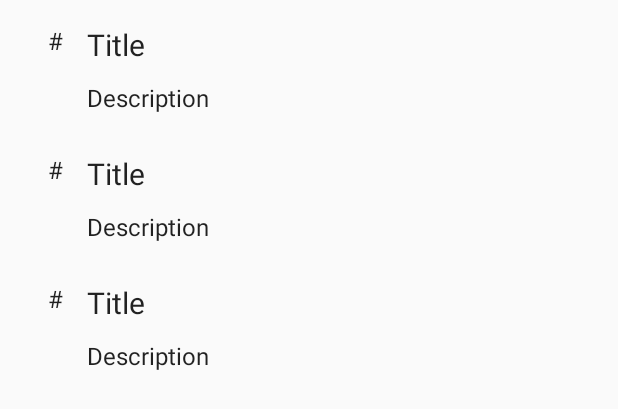
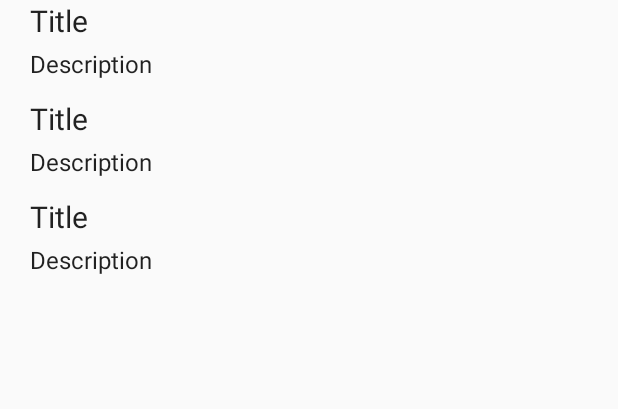
Before and after one commit to Microhive/Android-Health-App, an Android app: the layout fragment_allergyproductitem_list.xml on its own in the app's theme, with its tools: preview values and no code run, on a phone screen of 412 x 824 dp. Shown: the top 409 px of the screen. Run offline under Robolectric (Android 15) with nearby library versions, the phone set to English and light mode, and no system bars.

Commit message:
List now updates upon changes

```diff
--- a/AllergyTracker/app/src/main/java/dk/itu/ubicomp/android/allergytracker/DAL/Models/AllergyProductDb.java
+++ b/AllergyTracker/app/src/main/java/dk/itu/ubicomp/android/allergytracker/DAL/Models/AllergyProductDb.java
@@ -34,7 +34,7 @@ public class AllergyProductDb {
         return DALDb.create(item);
     }
 
-    public void remove(int id) {
+    public void remove(Long id) {
         DALDb.remove(id);
     }
 
--- a/AllergyTracker/app/src/main/java/dk/itu/ubicomp/android/allergytracker/DAL/Models/IDAL.java
+++ b/AllergyTracker/app/src/main/java/dk/itu/ubicomp/android/allergytracker/DAL/Models/IDAL.java
@@ -9,7 +9,7 @@ import dk.itu.ubicomp.android.allergytracker.DAL.Models.AllergyProduct;
  */
 public interface IDAL <E>{
     AllergyProduct create(E item);
-    void remove(int id);
+    void remove(Long id);
     void update(E item);
     List<E> getItems();
 }
--- a/AllergyTracker/app/src/main/res/layout/barcode_capture.xml
+++ b/AllergyTracker/app/src/main/res/layout/barcode_capture.xml
@@ -11,7 +11,8 @@
   <dk.itu.ubicomp.android.allergytracker.camera.CameraSourcePreview
       android:id="@+id/preview"
       android:layout_width="match_parent"
-      android:layout_height="match_parent">
+      android:layout_height="match_parent"
+      >
 
     <dk.itu.ubicomp.android.allergytracker.camera.GraphicOverlay
         android:id="@+id/graphicOverlay"
--- a/AllergyTracker/app/src/main/res/layout/fragment_allergyproductitem.xml
+++ b/AllergyTracker/app/src/main/res/layout/fragment_allergyproductitem.xml
@@ -2,15 +2,9 @@
 <RelativeLayout xmlns:android="http://schemas.android.com/apk/res/android"
               android:layout_width="match_parent"
               android:layout_height="wrap_content"
-              android:orientation="horizontal">
-
-    <TextView
-        android:id="@+id/id"
-        android:layout_width="wrap_content"
-        android:layout_height="wrap_content"
-        android:layout_margin="@dimen/text_margin"
-        android:text="#"
-        android:textAppearance="?attr/textAppearanceListItem"/>
+              android:orientation="horizontal"
+                android:paddingLeft="20dp"
+                android:paddingRight="20dp">
 
     <TextView
         android:id="@+id/title"
@@ -18,11 +12,9 @@
         android:layout_height="wrap_content"
         android:textAppearance="?attr/textAppearanceListItem"
         android:text="Title"
-        android:layout_alignTop="@+id/id"
-        android:layout_toRightOf="@+id/id"
-        android:layout_toEndOf="@+id/id"
         android:singleLine="true"
-        android:textSize="20dp"/>
+        android:textSize="20sp"
+        android:layout_marginBottom="4dp"/>
 
     <TextView
         android:id="@+id/description"
@@ -30,10 +22,11 @@
         android:layout_height="wrap_content"
         android:textAppearance="?attr/textAppearanceListItem"
         android:text="Description"
-        android:layout_below="@+id/id"
+        android:singleLine="true"
+        android:layout_below="@+id/title"
+        android:layout_alignParentRight="true"
         android:layout_alignParentEnd="true"
-        android:singleLine="true"
-        android:layout_toRightOf="@+id/id"
-        android:layout_toEndOf="@+id/id"
-        android:layout_marginBottom="10dp"/>
+        android:layout_marginBottom="12dp"
+        android:layout_alignLeft="@+id/title"
+        android:layout_alignStart="@+id/title"/>
 </RelativeLayout>
--- a/AllergyTracker/app/src/main/res/layout/fragment_allergyproductitem_list.xml
+++ b/AllergyTracker/app/src/main/res/layout/fragment_allergyproductitem_list.xml
@@ -7,8 +7,8 @@
     xmlns:tools="http://schemas.android.com/tools"
     android:layout_width="match_parent"
     android:layout_height="match_parent"
-    android:layout_marginLeft="16dp"
-    android:layout_marginRight="16dp"
+    android:scrollbars="vertical"
+    android:fadeScrollbars="true"
     app:layoutManager="LinearLayoutManager"
     tools:context="dk.itu.ubicomp.android.allergytracker.AllergyProductItemFragment"
     tools:listitem="@layout/fragment_allergyproductitem"/>
--- a/AllergyTracker/app/src/main/res/menu/menu_main.xml
+++ b/AllergyTracker/app/src/main/res/menu/menu_main.xml
@@ -2,6 +2,12 @@
       xmlns:app="http://schemas.android.com/apk/res-auto"
       xmlns:tools="http://schemas.android.com/tools"
       tools:context="dk.itu.ubicomp.android.allergytracker.MainActivity">
+
+    <item android:id="@+id/action_search"
+          android:title="@string/action_search"
+          app:actionViewClass="android.support.v7.widget.SearchView"
+          app:showAsAction="always"/>
+
     <item
         android:id="@+id/action_settings"
         android:orderInCategory="100"
--- a/AllergyTracker/app/src/main/res/values/strings.xml
+++ b/AllergyTracker/app/src/main/res/values/strings.xml
@@ -14,4 +14,5 @@
     <string name="barcode_success">Barcode read successfully</string>
     <string name="barcode_failure">No barcode captured</string>
     <string name="barcode_error">"Error reading barcode: %1$s"</string>
+    <string name="action_search">search</string>
 </resources>
```
Also changed, not shown: AllergyTracker/app/src/main/java/dk/itu/ubicomp/android/allergytracker/AllergyProductItemFragment.java (+11 -9 lines), AllergyTracker/app/src/main/java/dk/itu/ubicomp/android/allergytracker/AllergyProductItemRecyclerViewAdapter.java (+18 -4 lines), AllergyTracker/app/src/main/java/dk/itu/ubicomp/android/allergytracker/DAL/Models/DALAPSQLITE.java (+9 -2 lines), AllergyTracker/app/src/main/java/dk/itu/ubicomp/android/allergytracker/MainActivity.java (+25 -8 lines), AllergyTracker/app/src/main/java/dk/itu/ubicomp/android/allergytracker/MainCRUDActivity.java (+7 -0 lines), AllergyTracker/app/src/main/res/layout/activity_main_crud.xml (+10 -1 lines).
